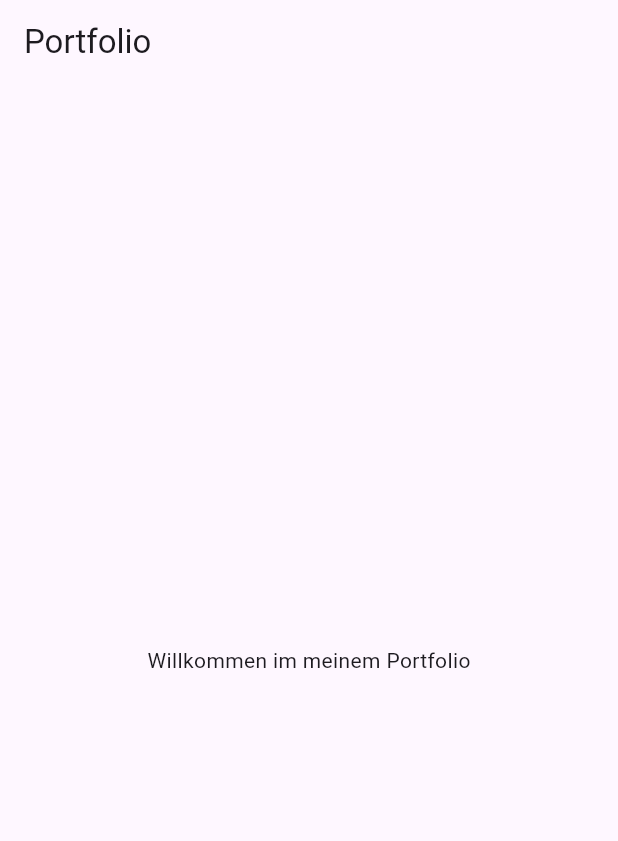
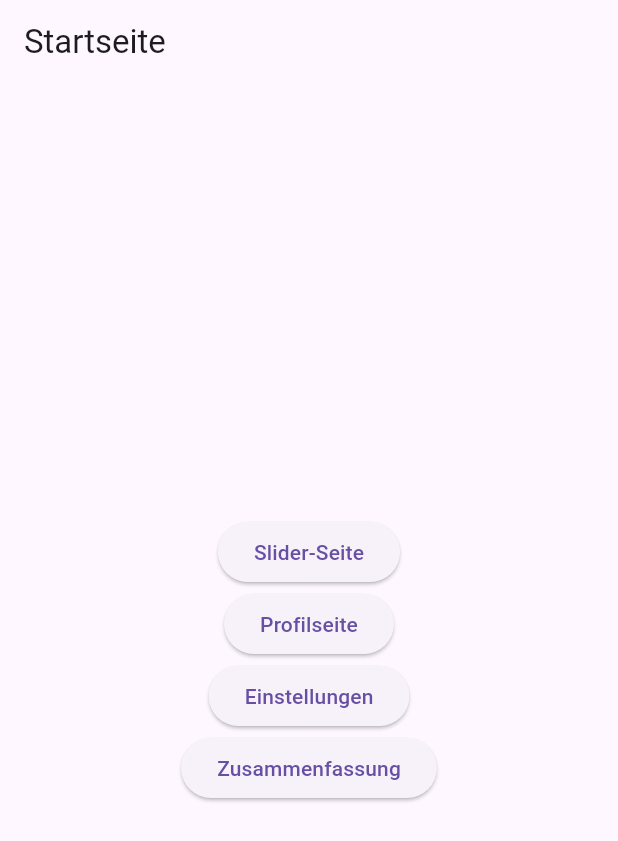
Before and after one commit to Divinale/portfolio_5576595, a Flutter app: the screen it shows after launch, on a phone screen of 412 x 824 dp. Shown: the top 841 px of the screen. Run offline on Flutter 3.47's test engine with Material 3 defaults, Android fonts, the phone set to English and light mode, and no system bars.

Commit message:
zweite praktikum

```diff
--- a/testprojekt/lib/main.dart
+++ b/testprojekt/lib/main.dart
@@ -1,17 +1,60 @@
 import 'package:flutter/material.dart';
-import 'package:testprojekt/pages/home_page.dart';
+import 'pages/slider_page.dart';
+import 'pages/profile_page.dart';
+import 'pages/settings_page.dart';
+import 'pages/summary_page.dart';
+
 void main() {
-  runApp(const MyApp());
+  runApp(MyApp());
 }
 
 class MyApp extends StatelessWidget {
-  const MyApp({super.key});
-
-  // This widget is the root of your application.
   @override
   Widget build(BuildContext context) {
     return MaterialApp(
-      title: 'portfolio',home: HomePage(),
+      title: 'Portfolio App',
+      theme: ThemeData(primarySwatch: Colors.blue),
+      home: HomePage(),
     );
   }
 }
+
+class HomePage extends StatelessWidget {
+  final Map<String, dynamic> profileData = {};
+  final Map<String, bool> settingsData = {};
+  double sliderValue = 50;
+
+  @override
+  Widget build(BuildContext context) {
+    return Scaffold(
+      appBar: AppBar(title: Text('Startseite')),
+      body: Center(
+        child: Column(
+          mainAxisAlignment: MainAxisAlignment.center,
+          children: [
+            ElevatedButton(
+              child: Text('Slider-Seite'),
+              onPressed: () => Navigator.push(context, MaterialPageRoute(
+                  builder: (_) => SliderPage())),
+            ),
+            ElevatedButton(
+              child: Text('Profilseite'),
+              onPressed: () => Navigator.push(context, MaterialPageRoute(
+                  builder: (_) => ProfileFormPage())),
+            ),
+            ElevatedButton(
+              child: Text('Einstellungen'),
+              onPressed: () => Navigator.push(context, MaterialPageRoute(
+                  builder: (_) => SettingsPage())),
+            ),
+            ElevatedButton(
+              child: Text('Zusammenfassung'),
+              onPressed: () => Navigator.push(context, MaterialPageRoute(
+                  builder: (_) => SummaryPage())),
+            ),
+          ],
+        ),
+      ),
+    );
+  }
+}
```
Also changed, not shown: testprojekt/lib/pages/profile_page.dart (added, +62 -0 lines), testprojekt/lib/pages/settings_page.dart (added, +48 -0 lines), testprojekt/lib/pages/slider_page.dart (added, +36 -0 lines), testprojekt/lib/pages/summary_page.dart (added, +45 -0 lines), testprojekt/lib/models/support.txt (deleted), testprojekt/lib/widgets/support.txt (deleted).
